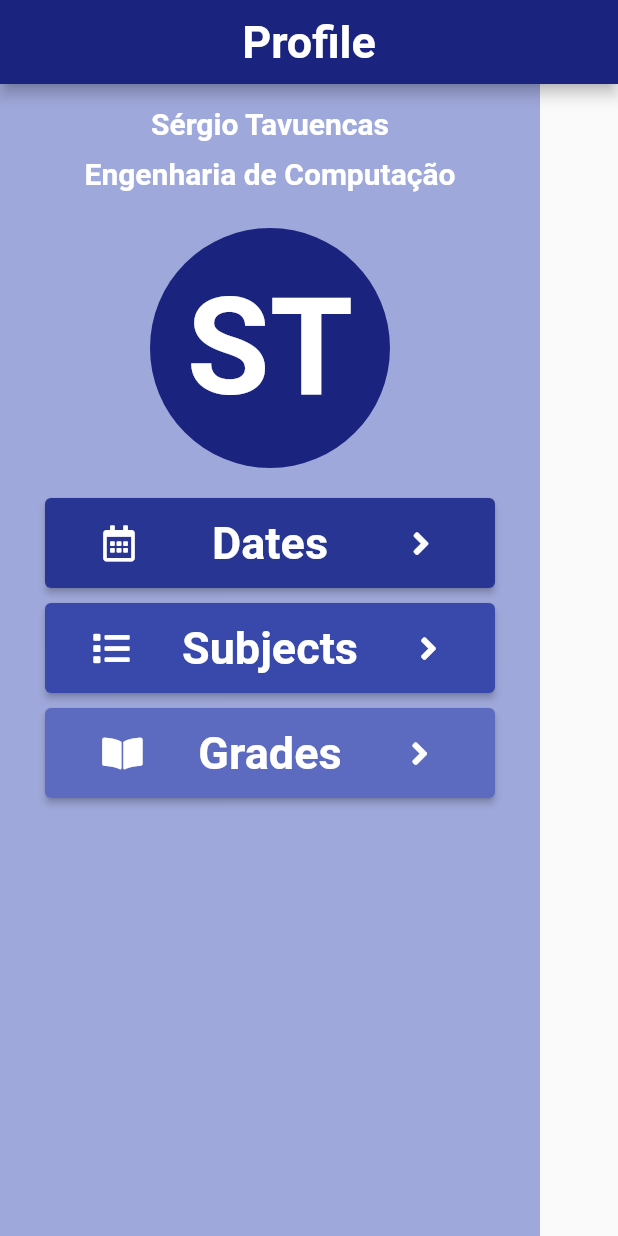
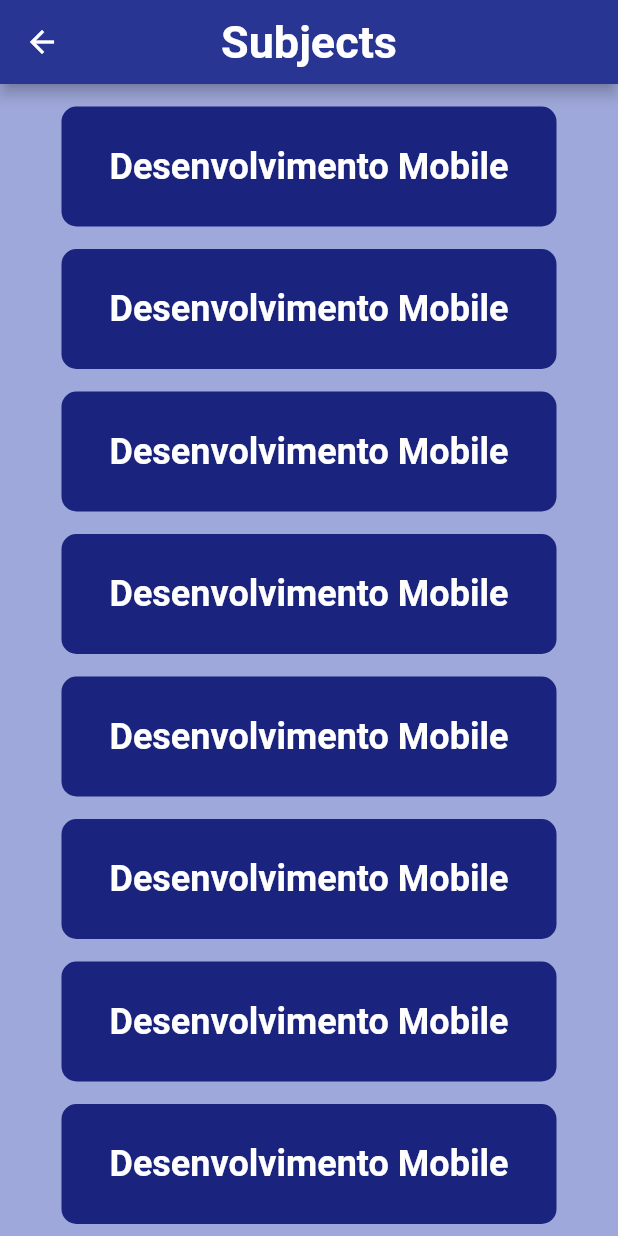
Before and after one commit to sergiotavuencas/mobile-project, a Flutter app: the screen it shows after launch, after a tap on "Subjects", on a phone screen of 412 x 824 dp. Run offline on Flutter 3.47's test engine with Material 2 defaults, Android fonts, the phone set to English and light mode, and no system bars; our stand-ins replace font_awesome_flutter.

Commit message:
Subjects route, tile, detail and profile screen  drawer

```diff
--- a/my_app/lib/ProfileButtons.dart
+++ b/my_app/lib/ProfileButtons.dart
@@ -1,7 +1,7 @@
-import 'package:flutter/cupertino.dart';
 import 'package:flutter/material.dart';
 import 'package:font_awesome_flutter/font_awesome_flutter.dart';
 import 'package:my_app/routes/DatesRoute.dart';
+import 'package:my_app/routes/SubjectRoute.dart';
 
 
 class ProfileButtons extends StatelessWidget {
@@ -88,14 +88,14 @@ class ProfileButtons extends StatelessWidget {
                               ),
                             ),
                             style: ElevatedButton.styleFrom(
-                                primary: Color(0xff3949AB),
+                                primary: Color(0xff5C6BC0),
                                 textStyle: TextStyle(
                                     fontSize: 30,
                                     fontWeight: FontWeight.bold
                                 )
                             ),
                             onPressed: (){
-                              //Navigator.push(context, MaterialPageRoute(builder: (context) => SubjectsTile()));
+                              Navigator.push(context, MaterialPageRoute(builder: (context) => SubjectsRoute()));
                             }
                         )
                     )
--- a/my_app/lib/details/DateDetail.dart
+++ b/my_app/lib/details/DateDetail.dart
@@ -24,6 +24,7 @@ class DateDetail extends StatelessWidget {
         ),
       ),
       body: Column(
+        mainAxisAlignment: MainAxisAlignment.center,
         children: [
           Row(
             mainAxisAlignment: MainAxisAlignment.center,
@@ -116,6 +117,7 @@ class DateDetail extends StatelessWidget {
                       )
                   ),
                   child: Column(
+                    mainAxisAlignment: MainAxisAlignment.start,
                     children: [
                       Row(
                         mainAxisAlignment: MainAxisAlignment.center,
--- a/my_app/lib/main.dart
+++ b/my_app/lib/main.dart
@@ -12,6 +12,7 @@ class MyApp extends StatelessWidget {
       title: "My Flutter App",
       color: Color(0xff1A237E),
       home: Scaffold (
+        drawer: MyDrawer(),
         appBar: AppBar(
           centerTitle: true,
           backgroundColor: Color(0xff1A237E),
--- a/my_app/lib/models/Subject.dart
+++ b/my_app/lib/models/Subject.dart
@@ -1,9 +1,9 @@
 class Subject {
-  final String subject;
+  final String name;
   final String weekDay;
   final int hour;
   final int minute;
   final String meetingLink;
 
-  Subject(this.subject, this.weekDay, this.hour, this.minute, this.meetingLink);
+  Subject(this.name, this.weekDay, this.hour, this.minute, this.meetingLink);
 }
--- /dev/null
+++ b/my_app/lib/routes/SubjectRoute.dart
@@ -0,0 +1,52 @@
+import 'package:flutter/material.dart';
+import 'package:my_app/details/SubjectDetail.dart';
+import 'package:my_app/models/Subject.dart';
+import 'package:my_app/tiles/SubjectsTile.dart';
+
+class SubjectsRoute extends StatelessWidget {
+  final subjects = List<Subject>.generate(
+    10, (index) => Subject(
+      "Desenvolvimento Mobile",
+      "Quinta-feira",
+      19,
+      00,
+      "link"
+    ),
+  );
+
+  @override
+  Widget build(BuildContext context) {
+    return Scaffold(
+        backgroundColor: Color(0xff9FA8DA),
+        appBar: AppBar(
+          centerTitle: true,
+          backgroundColor: Color(0xff283593),
+          title: Text(
+            "Subjects",
+            style: TextStyle(
+                fontSize: 30,
+                fontWeight: FontWeight.bold,
+                color: Colors.white
+            ),
+          ),
+        ),
+        body: ListView.builder(
+            itemCount: subjects.length,
+            itemBuilder: (context, index){
+              return GestureDetector(
+                onTap: (){
+                  Navigator.push(context, MaterialPageRoute(builder: (context) => SubjectDetail(subject: subjects[index]), ), );
+                },
+                child: SubjectsTile(
+                  name: subjects[index].name,
+                  weekDay: subjects[index].weekDay,
+                  minute: subjects[index].hour,
+                  hour: subjects[index].minute,
+                  meetingLink: subjects[index].meetingLink,
+                ),
+              );
+            }
+        )
+    );
+  }
+}
--- a/my_app/lib/tiles/DatesTile.dart
+++ b/my_app/lib/tiles/DatesTile.dart
@@ -40,6 +40,7 @@ class DatesTile extends StatelessWidget {
                 )
             ),
             child: Column(
+              mainAxisAlignment: MainAxisAlignment.center,
               children: [
                 Row(
                   mainAxisAlignment: MainAxisAlignment.center,
@@ -106,6 +107,7 @@ class DatesTile extends StatelessWidget {
                 )
             ),
             child: Column(
+              mainAxisAlignment: MainAxisAlignment.center,
               children: [
                 Row(
                   mainAxisAlignment: MainAxisAlignment.center,
--- a/my_app/lib/tiles/SubjectsTile.dart
+++ b/my_app/lib/tiles/SubjectsTile.dart
@@ -1,16 +1,65 @@
+import 'package:flutter/cupertino.dart';
 import 'package:flutter/material.dart';
 
 class SubjectsTile extends StatelessWidget {
+  const SubjectsTile({
+    this.name,
+    this.weekDay,
+    this.hour,
+    this.minute,
+    this.meetingLink,
+  });
+
+  final String name;
+  final String weekDay;
+  final int hour;
+  final int minute;
+  final String meetingLink;
 
   @override
   Widget build(BuildContext context) {
-    return Scaffold(
-      appBar: AppBar(
-        centerTitle: true,
-        backgroundColor: Color(0xff1A237E),
-        title: Text('Subjects'),
-      ),
-      //body:
+
+    return Row(
+      mainAxisAlignment: MainAxisAlignment.center,
+      children: [
+        Padding(
+          padding: const EdgeInsets.fromLTRB(0, 15, 0, 0),
+          child: Container(
+            width: 330,
+            height: 80,
+            decoration: BoxDecoration(
+                color: Color(0xff1A237E),
+                borderRadius: BorderRadius.only(
+                  topLeft: Radius.circular(10),
+                  topRight: Radius.circular(10),
+                  bottomLeft: Radius.circular(10),
+                  bottomRight: Radius.circular(10),
+                )
+            ),
+            child: Column(
+              mainAxisAlignment: MainAxisAlignment.center,
+              children: [
+                Row(
+                  mainAxisAlignment: MainAxisAlignment.center,
+                  children: [
+                    Padding(
+                      padding: const EdgeInsets.all(8),
+                      child: Text(
+                        name,
+                        style: TextStyle(
+                            fontSize: 24,
+                            fontWeight: FontWeight.bold,
+                            color: Colors.white
+                        ),
+                      ),
+                    ),
+                  ],
+                ),
+              ],
+            ),
+          ),
+        ),
+      ],
     );
   }
 }
```
Also changed, not shown: my_app/lib/MyDrawer.dart (+4 -4 lines), my_app/lib/details/SubjectDetail.dart (+163 -0 lines).
